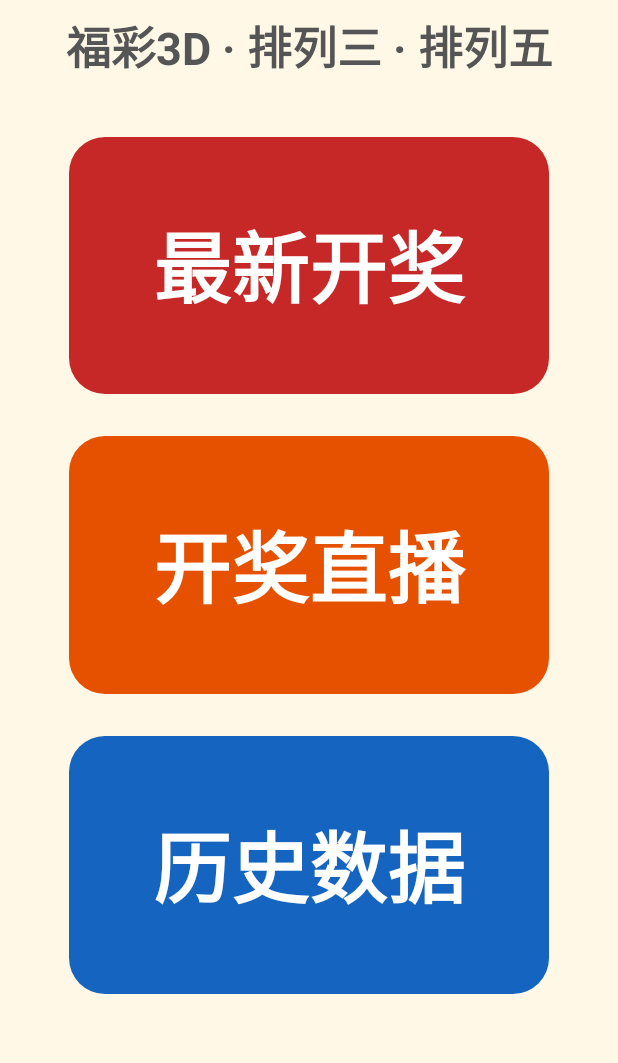
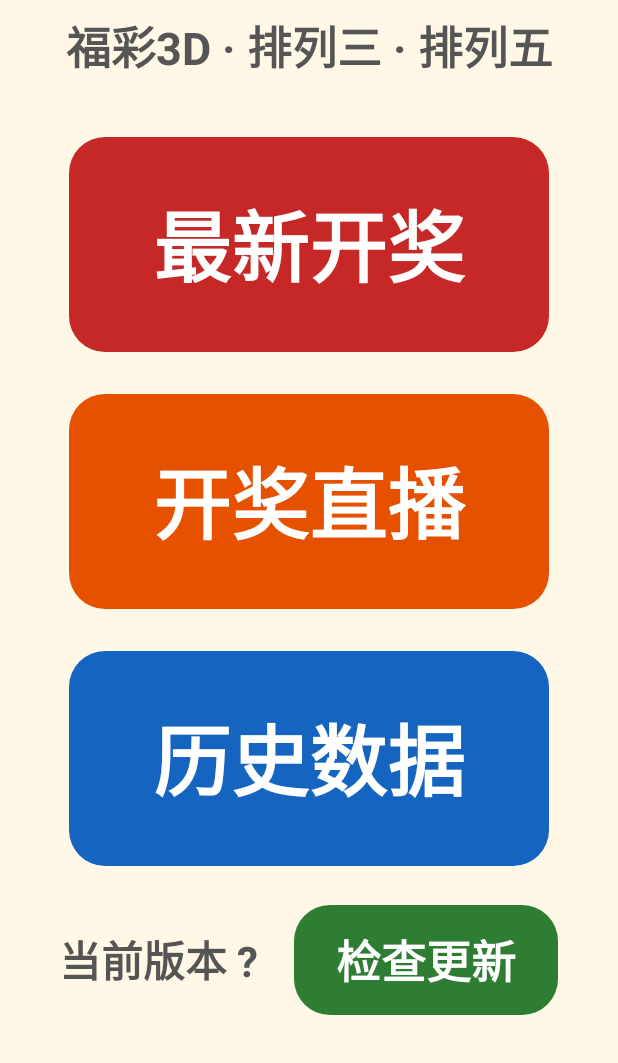
Before and after one commit to niefeng0404/20261122aws, an Android app: the screen it shows after launch (MainActivity), on a phone screen of 412 x 824 dp, the part 173-1236 px from its top. Run offline under Robolectric (Android 15) with nearby library versions, the phone set to English and light mode, and no system bars.

Commit message:
更新 MainActivity.kt

```diff
--- a/app/src/main/java/com/niefeng/caipiao/MainActivity.kt
+++ b/app/src/main/java/com/niefeng/caipiao/MainActivity.kt
@@ -26,13 +26,17 @@ class MainActivity : Activity() {
     private lateinit var root: FrameLayout
     private var current: Screen? = null
     private val screens = HashMap<String, Screen>()
+    lateinit var updater: UpdateUi
 
     override fun onCreate(savedInstanceState: Bundle?) {
         super.onCreate(savedInstanceState)
         root = FrameLayout(this)
         root.setBackgroundColor(Ui.BG)
         setContentView(root)
+        updater = UpdateUi(this)
         show("home")
+        // 打开 App 时自动检查一次更新（没有新版本时不打扰）
+        updater.check(manual = false)
     }
 
     private fun isLandscape(): Boolean =
@@ -75,6 +79,7 @@ class MainActivity : Activity() {
     override fun onResume() {
         super.onResume()
         current?.onShow()
+        if (::updater.isInitialized) updater.onResume()
     }
 
     override fun onPause() {
@@ -108,6 +113,20 @@ class HomeScreen(private val a: MainActivity) : Screen {
         buttons.addView(Ui.bigButton(a, "开奖直播", Ui.ORANGE, 52f) { a.show("live") })
         buttons.addView(Ui.bigButton(a, "历史数据", Ui.TC_BLUE, 52f) { a.show("history") })
         root.addView(buttons, LinearLayout.LayoutParams(-1, 0, 1f))
+
+        // 底部：版本号 + 检查更新
+        val bottom = Ui.horizontal(a)
+        bottom.gravity = Gravity.CENTER
+        bottom.setPadding(0, Ui.dp(a, 12f), 0, 0)
+        val ver = Ui.text(a, "当前版本 ${Updater.currentName(a)}", 28f, Ui.GRAY)
+        ver.setPadding(0, 0, Ui.dp(a, 24f), 0)
+        bottom.addView(ver)
+        val upd = Ui.bigButton(a, "检查更新", Ui.GREEN, 30f) { a.updater.check(manual = true) }
+        val up = Ui.dp(a, 14f)
+        upd.setPadding(up * 2, up, up * 2, up)
+        bottom.addView(upd)
+        root.addView(bottom, LinearLayout.LayoutParams(-1, -2))
+        a.updater.onStatus = { s -> ver.text = s }
     }
 
     override fun onOrientation(landscape: Boolean) {
```
